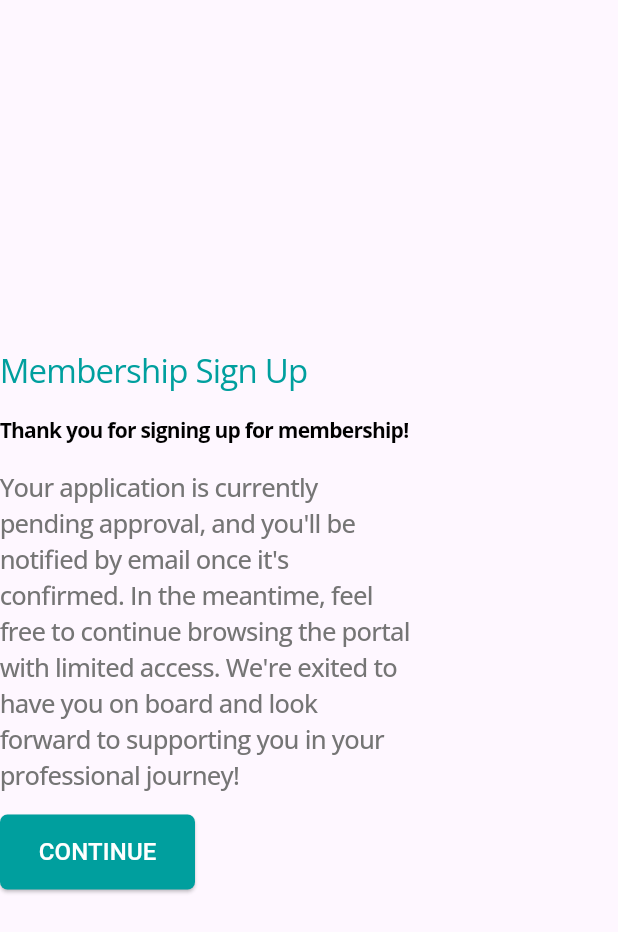
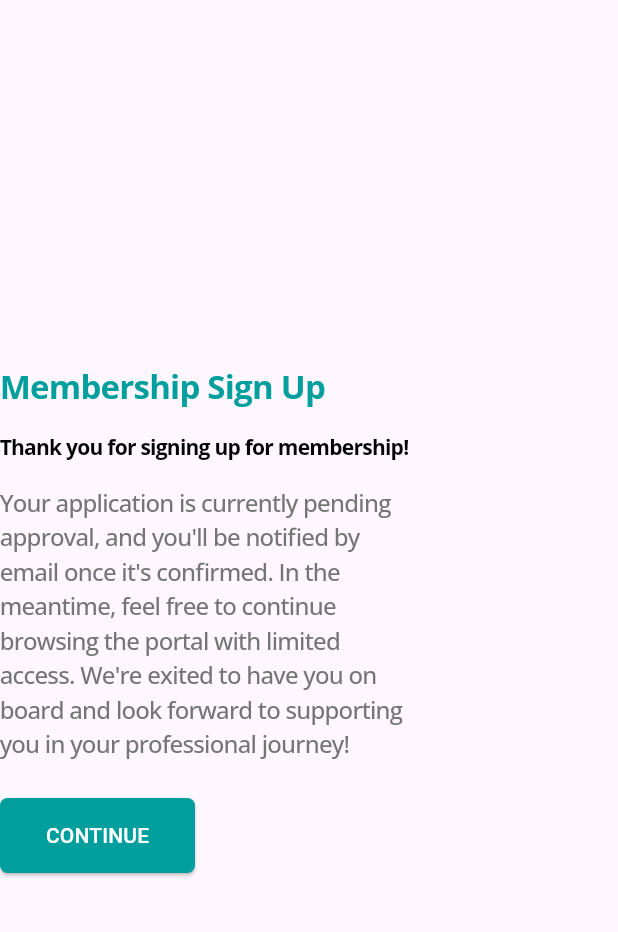
Before and after one commit to Keita-lee/SAMA-2.0, a Flutter app: the MembershipSignUp widget shown alone on an empty page, opened directly with empty values, on a phone screen of 412 x 824 dp. Shown: the top 932 px of the screen. Run offline on Flutter 3.47's test engine with Material 3 defaults, Android fonts, the phone set to English and light mode, and no system bars; our stand-ins replace cloud_firestore, file_picker, firebase_auth, firebase_core, firebase_storage, flutter_secure_storage and 8 more; missing offline and left inert: dart:html, dart:js, draggable_scrollbar, flutter_quill, image_network, password_strength_checker and 1 more; accounts and stored records are empty.

Commit message:
membership thank you

```diff
--- a/lib/login/loginPages/membershipSignUp.dart
+++ b/lib/login/loginPages/membershipSignUp.dart
@@ -25,6 +25,7 @@ class _MembershipSignUpState extends State<MembershipSignUp> {
             "Membership Sign Up",
             style: GoogleFonts.openSans(
               fontSize: 22,
+              fontWeight: FontWeight.bold,
               color: Color.fromRGBO(0, 159, 158, 1),
               letterSpacing: -0.5,
             ),
@@ -46,16 +47,17 @@ class _MembershipSignUpState extends State<MembershipSignUp> {
           Text(
             "Your application is currently pending approval, and you\'ll be notified by email once it\'s confirmed. In the meantime, feel free to continue browsing the portal with limited access. We\'re exited to have you on board and look forward to supporting you in your professional journey!",
             style: GoogleFonts.openSans(
-              fontSize: 17,
+              fontSize: 16,
               color: Colors.grey[600],
               fontWeight: FontWeight.w500,
               letterSpacing: -0.5,
             ),
           ),
           SizedBox(
-            height: 15,
+            height: 25,
           ),
           StyleButton(
+            fontSize: 14,
             description: "CONTINUE",
             height: 50,
             buttonColor: Color.fromRGBO(0, 159, 158, 1),
```
